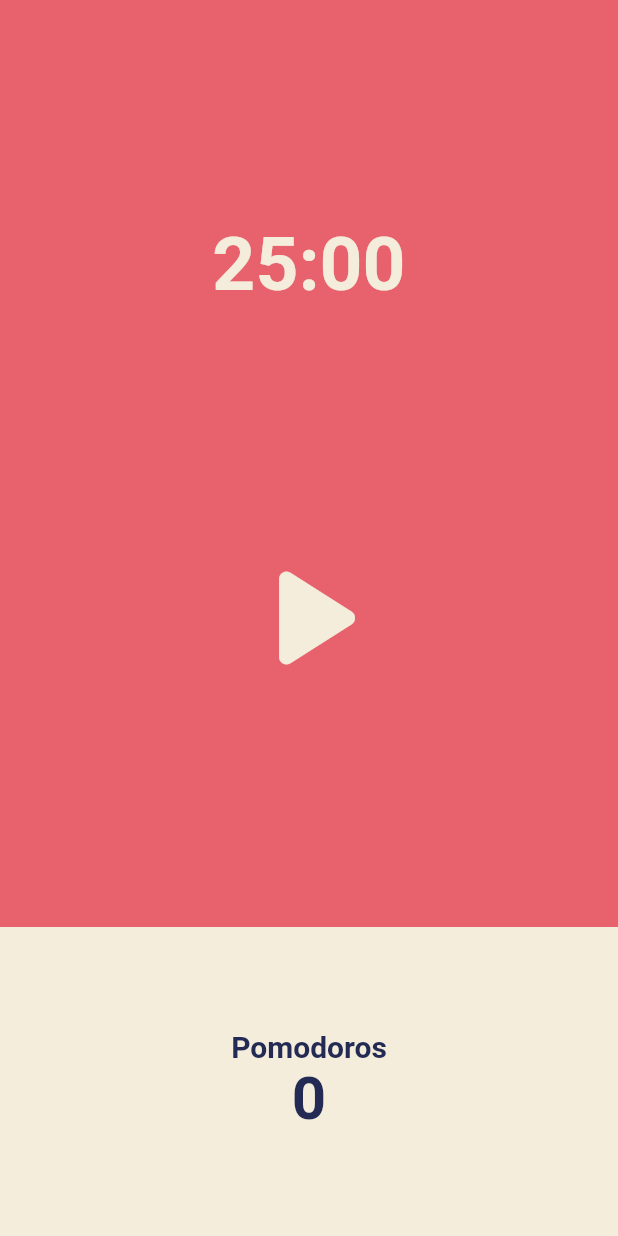
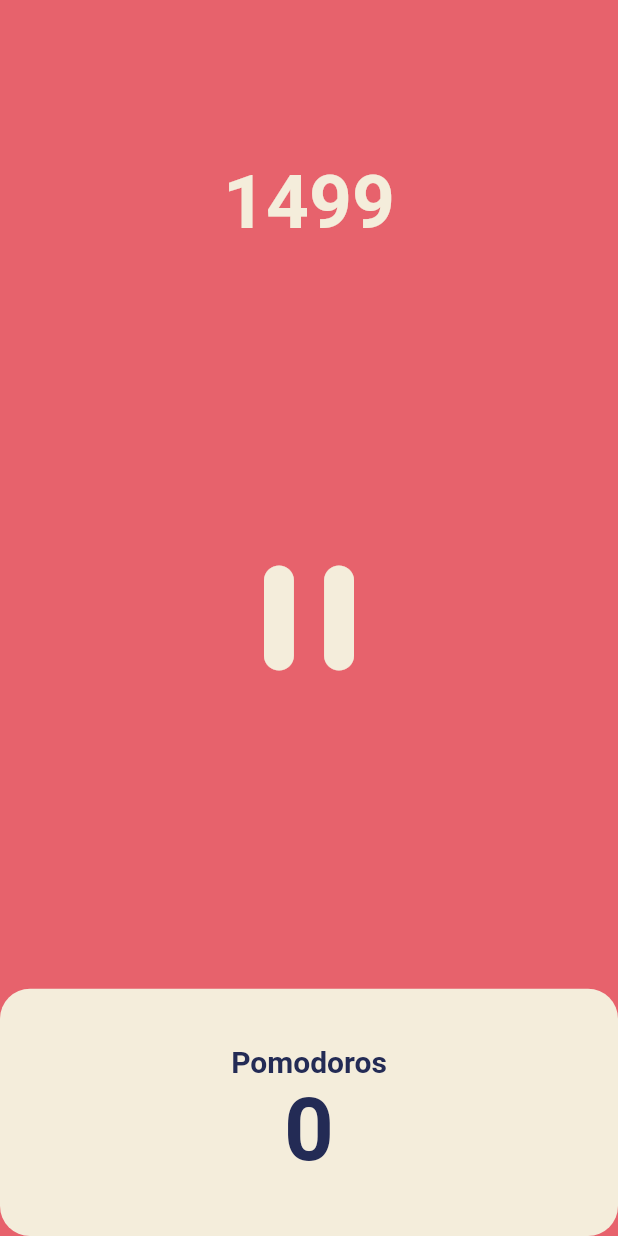
Before and after one commit to imonkfcwifi/first_flutter, a Flutter app: the screen it shows after launch, after a tap on the "play arrow" icon, on a phone screen of 412 x 824 dp. Run offline on Flutter 3.47's test engine with Material 2 defaults, Android fonts, the phone set to English and light mode, and no system bars.

Commit message:
puase play

```diff
--- a/lib/screens/home_screen.dart
+++ b/lib/screens/home_screen.dart
@@ -1,3 +1,5 @@
+import 'dart:async';
+
 import 'package:flutter/material.dart';
 
 class HomeScreen extends StatefulWidget {
@@ -8,6 +10,42 @@ class HomeScreen extends StatefulWidget {
 }
 
 class _HomeScreenState extends State<HomeScreen> {
+  //
+  //
+  int totalSeconds = 1500;
+  bool isRunning = false;
+  late Timer timer;
+  // late = 나중에 초기화
+  void onTick(Timer timer) {
+    setState(() {
+      totalSeconds = totalSeconds - 1;
+    });
+  }
+  // periodic이 실행하는 함수는 argument로 Timer 자체를 받음
+  // (new) Timer Timer.periodic(Duration duration, void *Function(Timer)* callback)
+
+  void onStartPressed() {
+    timer = Timer.periodic(
+      const Duration(seconds: 1),
+      onTick,
+    );
+    setState(
+      () {
+        isRunning = true;
+      },
+    );
+    // (timer) { }를 every duration 마다 실행
+  }
+
+  void onPausePressed() {
+    timer.cancel();
+    setState(
+      () {
+        isRunning = false;
+      },
+    );
+  }
+
   @override
   Widget build(BuildContext context) {
     return Scaffold(
@@ -19,7 +57,7 @@ class _HomeScreenState extends State<HomeScreen> {
             child: Container(
               alignment: Alignment.bottomCenter,
               child: Text(
-                '25:00',
+                '$totalSeconds',
                 style: TextStyle(
                   color: Theme.of(context).cardColor,
                   fontSize: 50,
@@ -29,14 +67,14 @@ class _HomeScreenState extends State<HomeScreen> {
             ),
           ),
           Flexible(
-            flex: 2,
+            flex: 3,
             child: Center(
               child: IconButton(
                 iconSize: 120,
                 color: Theme.of(context).cardColor,
-                onPressed: () {},
-                icon: const Icon(
-                  Icons.play_arrow_rounded,
+                onPressed: isRunning ? onPausePressed : onStartPressed,
+                icon: Icon(
+                  isRunning ? Icons.pause_rounded : Icons.play_arrow_rounded,
                 ),
               ),
             ),
@@ -48,8 +86,8 @@ class _HomeScreenState extends State<HomeScreen> {
                 Expanded(
                   child: Container(
                     decoration: BoxDecoration(
-                      color: Theme.of(context).cardColor,
-                    ),
+                        color: Theme.of(context).cardColor,
+                        borderRadius: BorderRadius.circular(20)),
                     child: Column(
                       mainAxisAlignment: MainAxisAlignment.center,
                       children: [
@@ -64,7 +102,7 @@ class _HomeScreenState extends State<HomeScreen> {
                         Text(
                           '0',
                           style: TextStyle(
-                            fontSize: 40,
+                            fontSize: 58,
                             fontWeight: FontWeight.w600,
                             color: Theme.of(context).textTheme.headline1!.color,
                           ),
```
